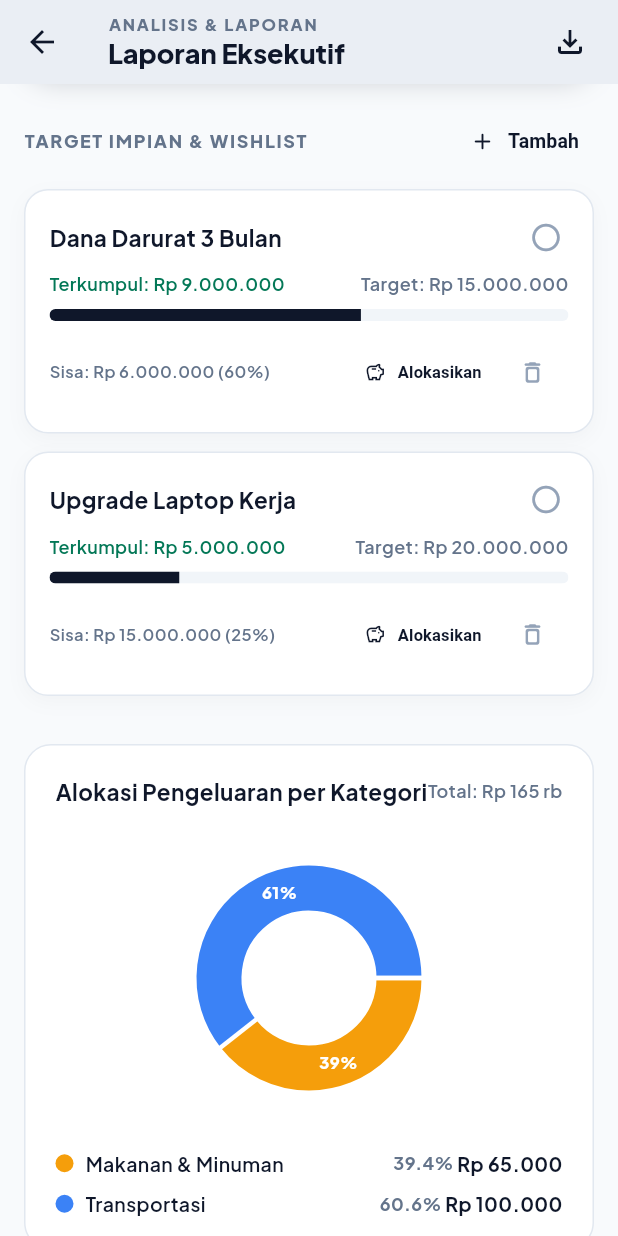
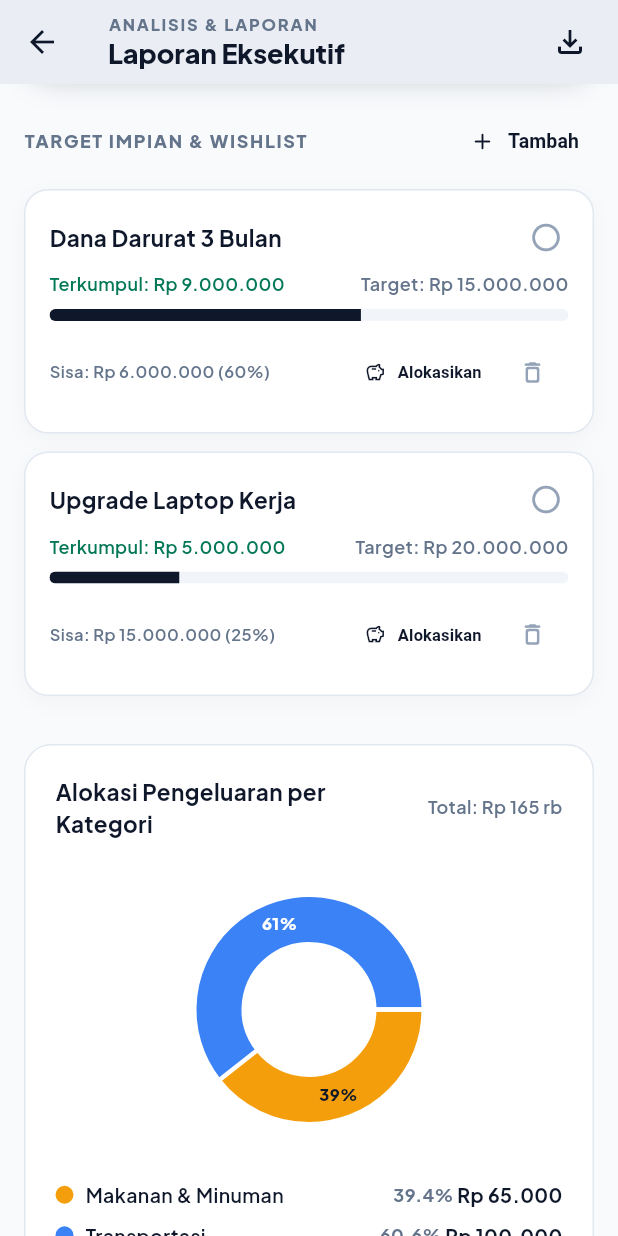
Before and after one commit to setyanzxc123/asisten_keuangan, a Flutter app: the ReportsScreen screen opened directly, scrolled down 576 dp, on a phone screen of 412 x 824 dp. Run offline on Flutter 3.47's test engine with Material 3 defaults, Android fonts, the phone set to English and light mode, and no system bars; drawn by our look-alikes of fl_chart; our stand-ins replace cloud_firestore, cloud_functions, csv, firebase_auth, firebase_core, firebase_storage and 4 more; missing offline and left inert: firebase_app_check, record; accounts and stored records are empty; network calls fail.

Commit message:
feat: enhance layout responsiveness, accessibility semantics, and performance

```diff
--- a/lib/features/reports/presentation/reports_screen.dart
+++ b/lib/features/reports/presentation/reports_screen.dart
@@ -85,7 +85,10 @@ class _ReportsScreenState extends ConsumerState<ReportsScreen> {
           const SizedBox(width: 8),
         ],
       ),
-      body: SingleChildScrollView(
+      body: Center(
+        child: ConstrainedBox(
+          constraints: const BoxConstraints(maxWidth: 640),
+          child: SingleChildScrollView(
             padding: const EdgeInsets.all(16),
             child: Column(
               crossAxisAlignment: CrossAxisAlignment.start,
@@ -138,6 +141,8 @@ class _ReportsScreenState extends ConsumerState<ReportsScreen> {
               ],
             ),
           ),
+        ),
+      ),
     );
   }
 
@@ -181,7 +186,11 @@ class _ReportsScreenState extends ConsumerState<ReportsScreen> {
 
     final isHealthy = savingsRate >= 30;
 
-    return Container(
+    return Semantics(
+      container: true,
+      label:
+          'Ringkasan eksekutif penasihat perbankan: Rasio tabungan ${savingsRate.toStringAsFixed(1)}%, total pemasukan ${CurrencyFormatter.format(totalIncome)}, total pengeluaran ${CurrencyFormatter.format(totalExpense)}.',
+      child: Container(
         width: double.infinity,
         padding: const EdgeInsets.all(20),
         decoration: BoxDecoration(
@@ -238,9 +247,9 @@ class _ReportsScreenState extends ConsumerState<ReportsScreen> {
               else
                 IconButton(
                   tooltip: 'Segarkan Analisis AI',
-                  icon: const Icon(Icons.refresh_rounded, size: 18, color: Colors.white70),
-                  padding: EdgeInsets.zero,
-                  constraints: const BoxConstraints(),
+                  icon: const Icon(Icons.refresh_rounded, size: 20, color: Colors.white70),
+                  padding: const EdgeInsets.all(10),
+                  constraints: const BoxConstraints(minWidth: 44, minHeight: 44),
                   onPressed: () {
                     ref.read(monthlyAiAnalysisProvider.notifier).generateAnalysis();
                   },
@@ -346,6 +355,7 @@ class _ReportsScreenState extends ConsumerState<ReportsScreen> {
           ),
         ],
       ),
+    ),
     );
   }
 
@@ -393,7 +403,8 @@ class _ReportsScreenState extends ConsumerState<ReportsScreen> {
           Row(
             mainAxisAlignment: MainAxisAlignment.spaceBetween,
             children: [
-              const Text(
+              const Expanded(
+                child: Text(
                   'Alokasi Pengeluaran per Kategori',
                   style: TextStyle(
                     fontSize: 15,
@@ -401,6 +412,8 @@ class _ReportsScreenState extends ConsumerState<ReportsScreen> {
                     color: AppTheme.textPrimary,
                   ),
                 ),
+              ),
+              const SizedBox(width: 8),
               Text(
                 'Total: ${CurrencyFormatter.formatShort(totalExpense)}',
                 style: const TextStyle(
@@ -438,19 +451,22 @@ class _ReportsScreenState extends ConsumerState<ReportsScreen> {
                 sections: List.generate(entries.length, (i) {
                   final isTouched = i == _touchedIndex;
                   final amt = entries[i].value;
-                  final percentage = totalExpense > 0
-                      ? ((amt / totalExpense) * 100).toStringAsFixed(0)
-                      : '0';
+                  final pctVal = totalExpense > 0 ? (amt / totalExpense) * 100 : 0.0;
+                  final percentage = pctVal.toStringAsFixed(0);
+                  final sliceColor = colors[i % colors.length];
+                  final isLightSlice =
+                      ThemeData.estimateBrightnessForColor(sliceColor) == Brightness.light;
+                  final shouldShowTitle = pctVal >= 6.0;
 
                   return PieChartSectionData(
-                    color: colors[i % colors.length],
+                    color: sliceColor,
                     value: amt,
-                    title: '$percentage%',
+                    title: shouldShowTitle ? '$percentage%' : '',
                     radius: isTouched ? 36.0 : 30.0,
-                    titleStyle: const TextStyle(
+                    titleStyle: TextStyle(
                       fontSize: 11,
                       fontWeight: FontWeight.w800,
-                      color: Colors.white,
+                      color: isLightSlice ? AppTheme.primaryNavy : Colors.white,
                     ),
                   );
                 }),
```
Also changed, not shown: lib/features/dashboard/presentation/dashboard_screen.dart (+41 -11 lines). Lines whose indentation alone changed are shown as unchanged.
